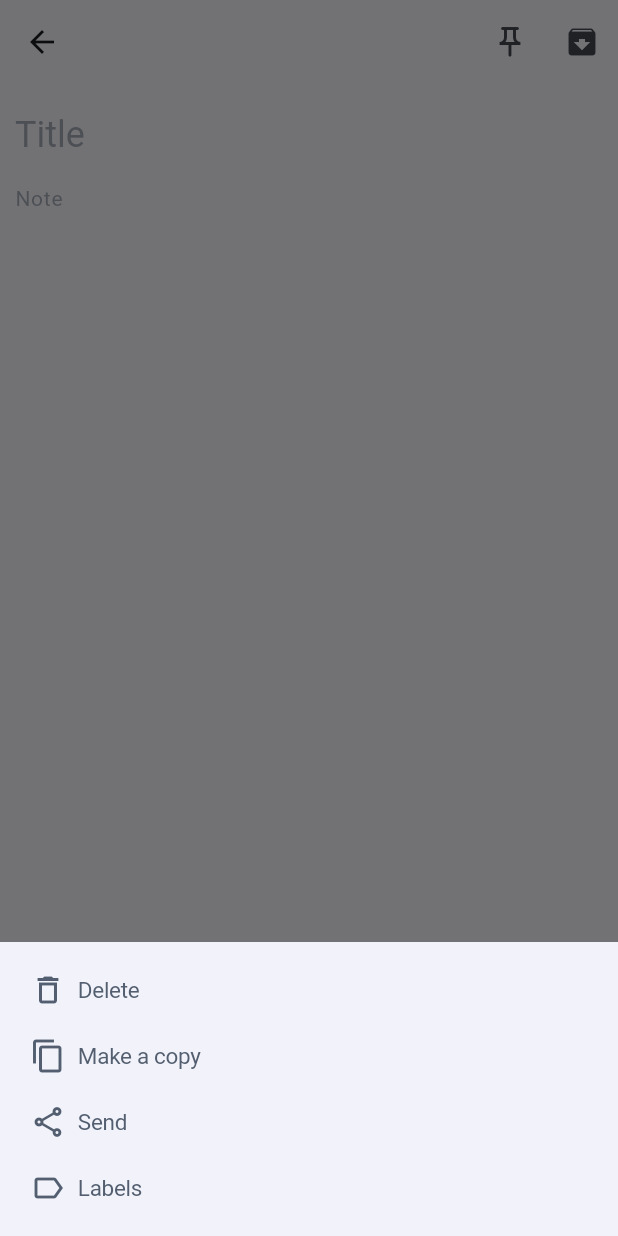
After one commit to Ebenezeroffei/stark_notes_mobile, a Flutter app: the NoteForm screen opened by its route, after a tap on the "more vert" icon, on a phone screen of 412 x 824 dp. The commit adds this screen. Run offline on Flutter 3.47's test engine with Material 3 defaults, Android fonts, the phone set to English and light mode, and no system bars; drawn by our look-alikes of toastification; our stand-ins replace dartz, equatable, hive_flutter, hooks_riverpod; accounts and stored records are empty.

Commit message:
🏴: Working on notes form and created notes options

```diff
--- a/lib/core/notes/presentation/pages/home_page.dart
+++ b/lib/core/notes/presentation/pages/home_page.dart
@@ -22,6 +22,11 @@ class HomePage extends StatelessWidget {
           HomeAppBar(),
         ],
       ),
+      floatingActionButton: FloatingActionButton(
+        onPressed: () => Navigator.pushNamed(context, '/note'),
+        child: Icon(Icons.add),
+        elevation: 0,
+      ),
     );
   }
 }
--- /dev/null
+++ b/lib/core/notes/presentation/pages/note.dart
@@ -0,0 +1,53 @@
+import 'package:flutter/material.dart';
+import 'package:starkeep/core/notes/presentation/widgets/note_content.dart';
+import 'package:starkeep/core/notes/presentation/widgets/note_footer.dart';
+import 'package:starkeep/core/notes/presentation/widgets/note_title.dart';
+
+class NoteForm extends StatelessWidget {
+  NoteForm({super.key});
+
+  final _noteTitle = TextEditingController();
+  final _noteContent = TextEditingController();
+
+  @override
+  Widget build(BuildContext context) {
+    return Scaffold(
+      appBar: AppBar(
+        actions: [
+          IconButton(
+            onPressed: () {},
+            icon: const Icon(
+              Icons.push_pin_outlined,
+            ),
+          ),
+          IconButton(
+            onPressed: () {},
+            icon: const Icon(
+              Icons.archive,
+            ),
+          ),
+        ],
+        surfaceTintColor: Colors.transparent,
+        backgroundColor: Colors.transparent,
+      ),
+      body: Column(
+        children: [
+          Expanded(
+            child: ListView(
+              padding: const EdgeInsets.all(10),
+              children: [
+                NoteTitle(
+                  controller: _noteTitle,
+                ),
+                NoteContent(
+                  controller: _noteContent,
+                ),
+              ],
+            ),
+          ),
+          NoteFooter()
+        ],
+      ),
+    );
+  }
+}
--- /dev/null
+++ b/lib/core/notes/presentation/widgets/note_content.dart
@@ -0,0 +1,29 @@
+import 'package:flutter/material.dart';
+
+class NoteContent extends StatelessWidget {
+  final TextEditingController controller;
+  NoteContent({super.key, required this.controller});
+
+  @override
+  Widget build(BuildContext context) {
+    final theme = Theme.of(context);
+
+    return TextField(
+      controller: controller,
+      cursorWidth: 1,
+      decoration: InputDecoration(
+        border: InputBorder.none,
+        hintText: "Note",
+        hintStyle: TextStyle(
+            fontWeight: FontWeight.normal,
+            color: theme.colorScheme.secondary.withOpacity(0.5)),
+      ),
+      minLines: 2,
+      maxLines: null,
+      style: TextStyle(
+        fontWeight: FontWeight.normal,
+        color: theme.colorScheme.secondary,
+      ),
+    );
+  }
+}
--- /dev/null
+++ b/lib/core/notes/presentation/widgets/note_footer.dart
@@ -0,0 +1,31 @@
+import 'package:flutter/material.dart';
+import 'package:starkeep/core/notes/presentation/widgets/note_options.dart';
+
+class NoteFooter extends StatelessWidget {
+  const NoteFooter({super.key});
+
+  @override
+  Widget build(BuildContext context) {
+    return Row(
+      mainAxisAlignment: MainAxisAlignment.spaceBetween,
+      mainAxisSize: MainAxisSize.max,
+      children: [
+        IconButton(
+          onPressed: () {},
+          icon: const Icon(
+            Icons.color_lens_outlined,
+          ),
+        ),
+        IconButton(
+          onPressed: () async => await showModalBottomSheet(
+            context: context,
+            builder: (context) => NoteOptions(),
+          ),
+          icon: const Icon(
+            Icons.more_vert_rounded,
+          ),
+        ),
+      ],
+    );
+  }
+}
--- /dev/null
+++ b/lib/core/notes/presentation/widgets/note_options.dart
@@ -0,0 +1,67 @@
+import 'package:flutter/material.dart';
+import 'package:starkeep/shared/extensions/extensions.dart';
+
+class NoteOption extends StatelessWidget {
+  final IconData icon;
+  final String title;
+  final VoidCallback? onPressed;
+  const NoteOption(
+      {super.key, required this.icon, required this.title, this.onPressed});
+
+  @override
+  Widget build(BuildContext context) {
+    final theme = Theme.of(context);
+
+    return GestureDetector(
+      onTap: onPressed,
+      child: Container(
+        padding: const EdgeInsets.all(10),
+        child: Row(
+          children: [
+            Icon(
+              icon,
+              size: 24,
+              color: theme.colorScheme.secondary,
+            ),
+            const SizedBox(
+              width: 8,
+            ),
+            Text(
+              title,
+              style: TextStyle(
+                fontSize: 15,
+                fontWeight: FontWeight.normal,
+                color: theme.colorScheme.secondary,
+                letterSpacing: -0.2,
+              ),
+            ),
+          ],
+        ),
+      ),
+    );
+  }
+}
+
+class NoteOptions extends StatelessWidget {
+  const NoteOptions({super.key});
+
+  @override
+  Widget build(BuildContext context) {
+    return BottomSheet(
+      enableDrag: true,
+      onClosing: () {},
+      builder: (context) => Wrap(
+        children: [
+          NoteOption(icon: Icons.delete_outline, title: "Delete"),
+          NoteOption(icon: Icons.content_copy_outlined, title: "Make a copy"),
+          NoteOption(icon: Icons.share_outlined, title: "Send"),
+          NoteOption(
+            icon: Icons.label_outline,
+            title: "Labels",
+            onPressed: () async => Navigator.pushNamed(context, '/labels'),
+          ),
+        ],
+      ),
+    ).pad(10);
+  }
+}
--- /dev/null
+++ b/lib/core/notes/presentation/widgets/note_title.dart
@@ -0,0 +1,28 @@
+import 'package:flutter/material.dart';
+
+class NoteTitle extends StatelessWidget {
+  final TextEditingController controller;
+  const NoteTitle({super.key, required this.controller});
+
+  @override
+  Widget build(BuildContext context) {
+    final theme = Theme.of(context);
+
+    return TextField(
+      controller: controller,
+      cursorWidth: 1,
+      decoration: InputDecoration(
+        border: InputBorder.none,
+        hintText: "Title",
+        hintStyle: theme.textTheme.titleLarge?.copyWith(
+          color: theme.colorScheme.secondary.withOpacity(0.5),
+        ),
+      ),
+      maxLines: null,
+      scrollPadding: EdgeInsets.zero,
+      style: theme.textTheme.titleLarge?.copyWith(
+        color: theme.colorScheme.secondary,
+      ),
+    );
+  }
+}
--- a/lib/shared/routes/custom_routes.dart
+++ b/lib/shared/routes/custom_routes.dart
@@ -1,12 +1,15 @@
 import 'package:flutter/material.dart';
 import 'package:starkeep/core/labels/presentation/pages/labels_page.dart';
 import 'package:starkeep/core/notes/presentation/pages/home_page.dart';
+import 'package:starkeep/core/notes/presentation/pages/note.dart';
 
 class CustomRoutes {
   static Route<dynamic> generateRoute(RouteSettings settings) {
     switch (settings.name) {
       case '/':
         return goTo(const HomePage());
+      case '/note':
+        return goTo(NoteForm());
       case '/labels':
         return goTo(const LabelsPage());
       default:
--- a/lib/shared/themes/custom_theme.dart
+++ b/lib/shared/themes/custom_theme.dart
@@ -28,6 +28,13 @@ class CustomTheme {
   static ThemeData light() {
     return ThemeData(
       textTheme: textTheme,
+      bottomSheetTheme: const BottomSheetThemeData(
+        shape: RoundedRectangleBorder(
+          borderRadius: BorderRadius.all(
+            Radius.zero,
+          ),
+        ),
+      ),
       appBarTheme: const AppBarTheme(
         surfaceTintColor: Colors.transparent,
       ),
@@ -92,6 +99,13 @@ class CustomTheme {
   static ThemeData dark() {
     return ThemeData(
       textTheme: textTheme,
+      bottomSheetTheme: const BottomSheetThemeData(
+        shape: RoundedRectangleBorder(
+          borderRadius: BorderRadius.all(
+            Radius.zero,
+          ),
+        ),
+      ),
       appBarTheme: const AppBarTheme(surfaceTintColor: Colors.transparent),
       colorScheme: const ColorScheme(
         brightness: Brightness.dark,
--- a/lib/shared/widgets/drawer/custom_drawer.dart
+++ b/lib/shared/widgets/drawer/custom_drawer.dart
@@ -48,7 +48,7 @@ class CustomDrawer extends StatelessWidget {
               title: "Trash",
             ),
             Divider(),
-            CustomDrawerThemeSelect(),
+            const CustomDrawerThemeSelect(),
           ],
         ),
       ),
--- a/pubspec.yaml
+++ b/pubspec.yaml
@@ -44,6 +44,7 @@ dependencies:
   hive_flutter: ^1.1.0
   hive_generator: ^2.0.1
   toastification: ^2.1.0
+  shared_preferences: ^2.3.2
 
 dev_dependencies:
   flutter_test:
```
Also changed, not shown: pubspec.lock, 1 other file.
